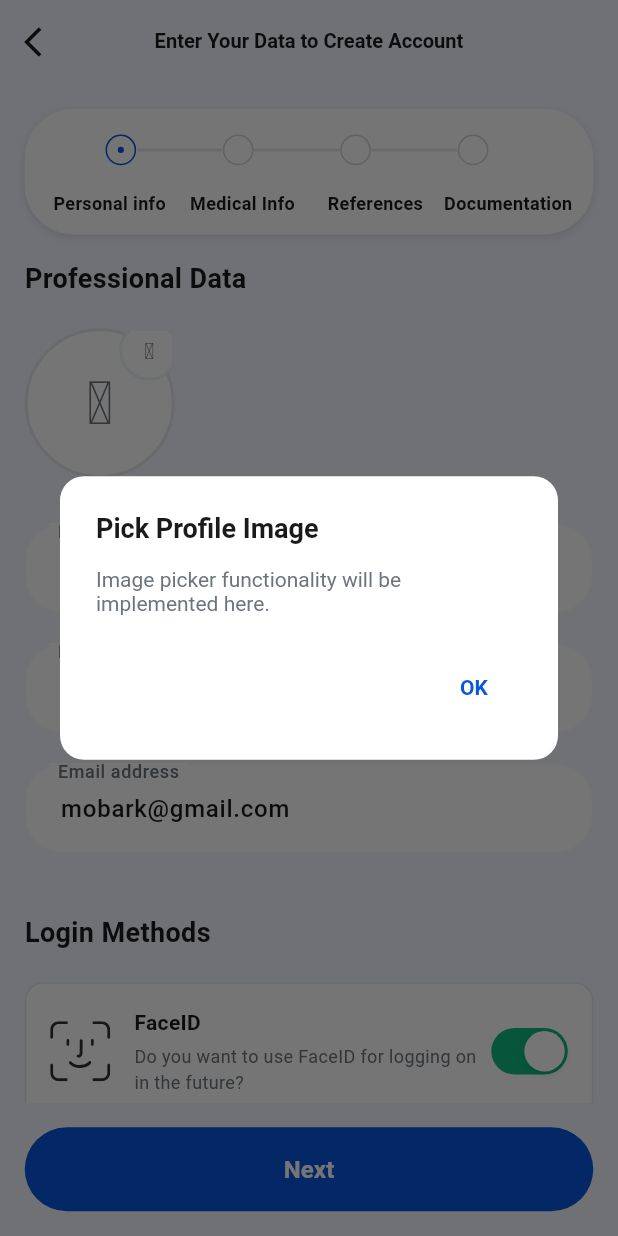
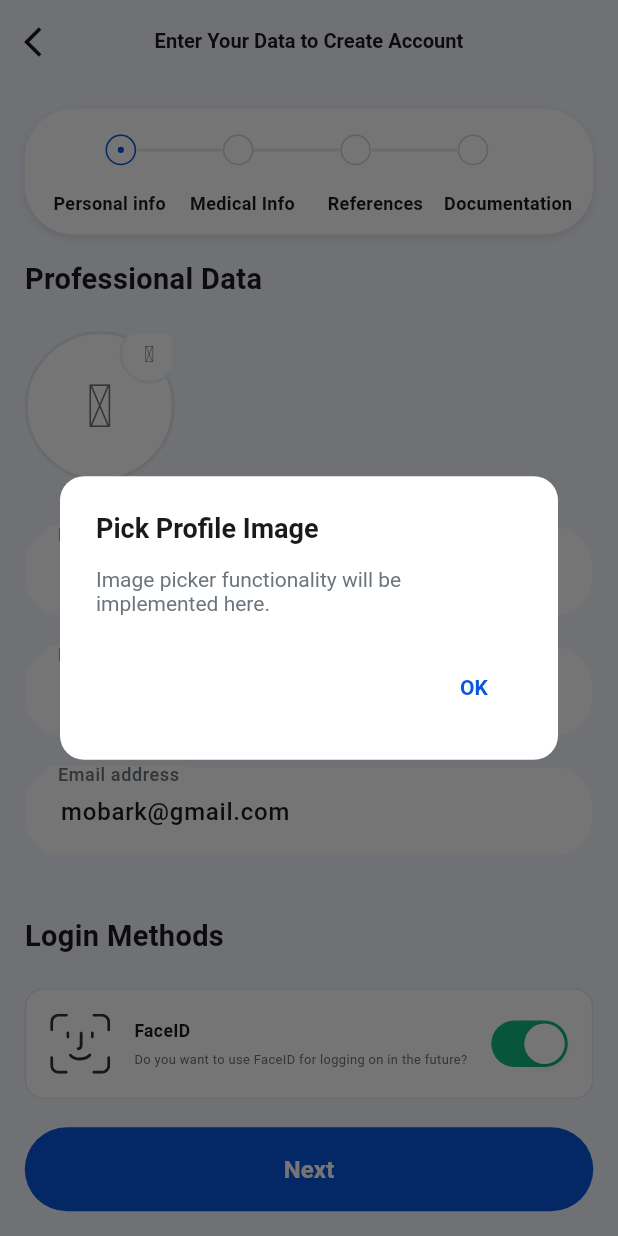
Before and after one commit to addictadev/stat_doctor_mobile, a Flutter app: the RegistrationScreen screen opened directly, after a tap on an icon or button, on a phone screen of 412 x 824 dp. Run offline on Flutter 3.47's test engine with Material 3 defaults, Android fonts, the phone set to English and light mode, and no system bars; our stand-ins replace cached_network_image, dio, file_picker, flash, flutter_phoenix, flutter_secure_storage and 13 more; missing offline and left inert: in_app_update, palestine_console; accounts and stored records are empty; Roboto replaces fonts that are missing (Cairo, Roboto Flex).

Commit message:
Update personal_info_step.dart

```diff
--- a/lib/features/registration/presentation/view/personal_info_step.dart
+++ b/lib/features/registration/presentation/view/personal_info_step.dart
@@ -8,6 +8,8 @@
 import '../../../../core/widgets/custom_textform_field.dart';
 import '../../../../core/widgets/profile_image_picker.dart';
 import '../../../../core/widgets/custom_toggle_switch.dart';
+import '../../../../core/utils/styles/styles.dart';
+import '../../../../core/utils/styles/font_utils.dart';
 
 class PersonalInfoStep extends StatefulWidget {
   const PersonalInfoStep({super.key});
@@ -130,15 +132,8 @@
   Widget _buildSectionTitle(String title) {
     return Text(
       title,
-      style: ResponsiveUtils.getResponsiveTextStyle(
-        context,
-        fontSize: ResponsiveUtils.getResponsiveFontSize(
-          context,
-          mobile: 18,
-          tablet: 20,
-          desktop: 22,
-        ),
-        fontWeight: FontWeight.w600,
+      style: TextStyles.textViewRegular18.copyWith(
+        fontWeight: AppFont.semiBold,
         color: AppColors.textPrimary,
       ),
     );
@@ -181,29 +176,15 @@
               children: [
                 Text(
                   title,
-                  style: ResponsiveUtils.getResponsiveTextStyle(
-                    context,
-                    fontSize: ResponsiveUtils.getResponsiveFontSize(
-                      context,
-                      mobile: 14,
-                      tablet: 16,
-                      desktop: 18,
-                    ),
-                    fontWeight: FontWeight.w600,
+                  style: TextStyles.textViewRegular14.copyWith(
+                    fontWeight: AppFont.semiBold,
                     color: AppColors.textPrimary,
                   ),
                 ),
                 SizedBox(height: 4),
                 Text(
                   subtitle,
-                  style: ResponsiveUtils.getResponsiveTextStyle(
-                    context,
-                    fontSize: ResponsiveUtils.getResponsiveFontSize(
-                      context,
-                      mobile: 12,
-                      tablet: 14,
-                      desktop: 16,
-                    ),
+                  style: TextStyles.textViewRegular12.copyWith(
                     color: AppColors.textSecondary,
                   ),
                 ),
```
